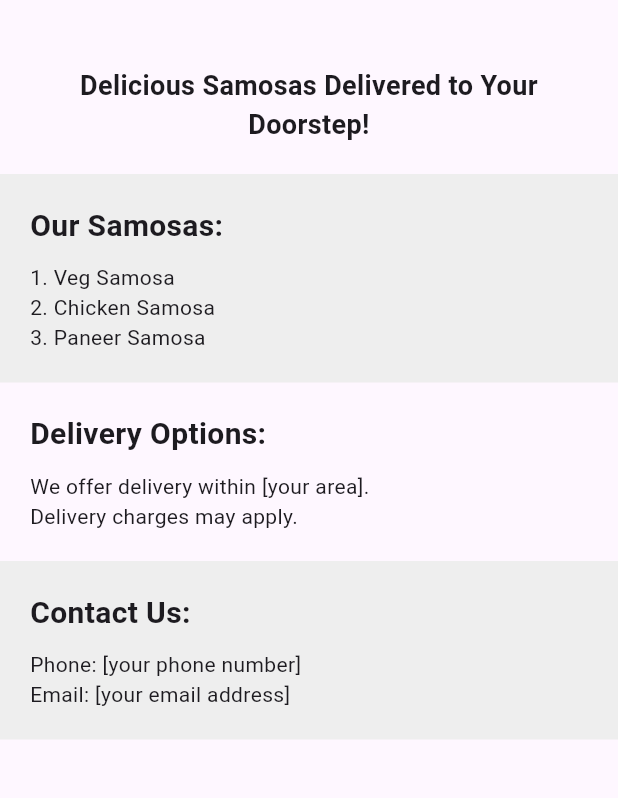
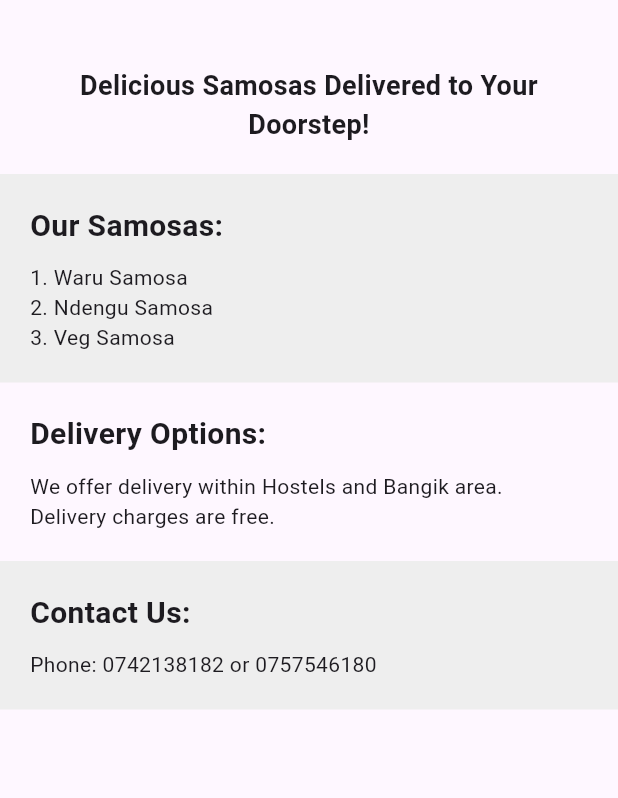
Before and after one commit to marky376/samosahaven, a Flutter app: the screen it shows after launch, on a phone screen of 412 x 824 dp, the part 63-861 px from its top. Run offline on Flutter 3.47's test engine with Material 3 defaults, Android fonts, the phone set to English and light mode, and no system bars.

Commit message:
Update samosa and delivery information

```diff
--- a/lib/main.dart
+++ b/lib/main.dart
@@ -64,9 +64,9 @@
                   ),
                   SizedBox(height: 10.0),
                   // You can add images and descriptions of different types of samosas here
-                  Text('1. Veg Samosa'),
-                  Text('2. Chicken Samosa'),
-                  Text('3. Paneer Samosa'),
+                  Text('1. Waru Samosa'),
+                  Text('2. Ndengu Samosa'),
+                  Text('3. Veg Samosa'),
                   // Add more samosa options as needed
                 ],
               ),
@@ -82,8 +82,8 @@
                     style: TextStyle(fontSize: 20.0, fontWeight: FontWeight.bold),
                   ),
                   SizedBox(height: 10.0),
-                  Text('We offer delivery within [your area].'),
-                  Text('Delivery charges may apply.'),
+                  Text('We offer delivery within Hostels and Bangik area.'),
+                  Text('Delivery charges are free.'),
                   // Add more delivery information as needed
                 ],
               ),
@@ -100,8 +100,7 @@
                     style: TextStyle(fontSize: 20.0, fontWeight: FontWeight.bold),
                   ),
                   SizedBox(height: 10.0),
-                  Text('Phone: [your phone number]'),
-                  Text('Email: [your email address]'),
+                  Text('Phone: 0742138182 or 0757546180'),
                   // Add more contact information as needed
                 ],
               ),
```
